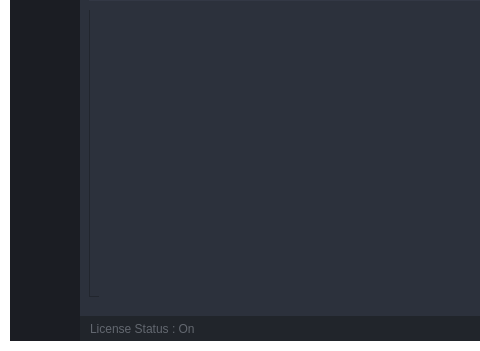
The window that main.ui (sixpeople1207/Gamma) describes before a commit, drawn with Qt 5; both pictures show x 0 to 480 and y 249 to 600 of the 900 by 600 pixel window.
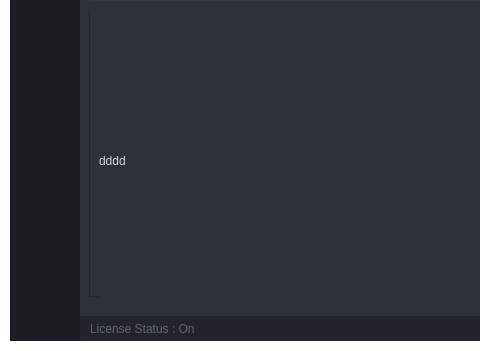
The same window after the commit. Icons and pictures are not drawn.

The edit to the form file:
```diff
--- a/main.ui
+++ b/main.ui
@@ -1862,13 +1862,13 @@
                      <item>
                       <widget class="QLabel" name="pic_Zoom">
                        <property name="text">
-                        <string/>
+                        <string>dddd</string>
                        </property>
                       </widget>
                      </item>
                     </layout>
                    </widget>
-                   <widget class="QWidget" name="">
+                   <widget class="QWidget" name="layoutWidget">
                     <property name="geometry">
                      <rect>
                       <x>0</x>
```
Left out of the diff: 3 changed lines with no effect on the pictures.
